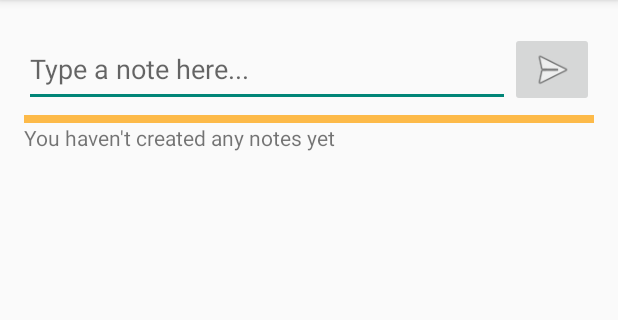
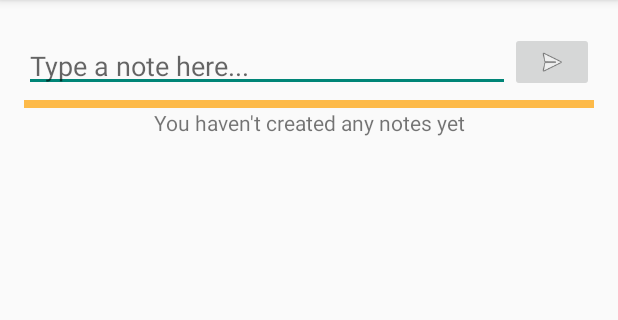
Before and after one commit to medakk/alternote, an Android app: the screen it shows after launch (MainActivity), on a phone screen of 412 x 824 dp, the part 84-404 px from its top. Run offline under Robolectric (Android 15) with nearby library versions, the phone set to English and light mode, and no system bars.

Commit message:
Added classes Note, NoteManager, and a Helper class with static functions. Linked the button to add a new note with the adapter. Created a view for the list view item

```diff
--- a/app/src/main/java/com/medakk/alternote/MainActivityFragment.java
+++ b/app/src/main/java/com/medakk/alternote/MainActivityFragment.java
@@ -2,6 +2,7 @@ package com.medakk.alternote;
 
 import android.support.v4.app.Fragment;
 import android.os.Bundle;
+import android.view.Gravity;
 import android.view.LayoutInflater;
 import android.view.View;
 import android.view.ViewGroup;
@@ -10,7 +11,11 @@ import android.widget.ImageButton;
 import android.widget.ListView;
 import android.widget.TextView;
 
+import com.medakk.alternote.note.Note;
 import com.medakk.alternote.uihelper.NotesAdapter;
+import com.medakk.alternote.util.Helper;
+
+import java.util.Scanner;
 
 
 /*
@@ -23,6 +28,7 @@ public class MainActivityFragment extends Fragment {
     private EditText etQuickNote;
     private ImageButton ibtnAddQuickNote;
     private ListView lvNotes;
+    private NotesAdapter notesAdapter;
 
     public MainActivityFragment() {
     }
@@ -38,13 +44,26 @@ public class MainActivityFragment extends Fragment {
 
         // Create a TextView to display when there are no notes to display
         final TextView tvEmptyListMsg = new TextView(getActivity());
+        tvEmptyListMsg.setGravity(Gravity.CENTER);
         tvEmptyListMsg.setText(R.string.empty_list);
         ((ViewGroup) lvNotes.getParent()).addView(tvEmptyListMsg);
         lvNotes.setEmptyView(tvEmptyListMsg);
 
         // set the adapter for lvNotes
-        final NotesAdapter notesAdapter = new NotesAdapter(getActivity());
+        notesAdapter = new NotesAdapter(getActivity());
         lvNotes.setAdapter(notesAdapter);
+
+        // create a new note when ibtnAddQuickNote is pressed
+        ibtnAddQuickNote.setOnClickListener(new View.OnClickListener() {
+            @Override
+            public void onClick(View v) {
+                String noteText = etQuickNote.getText().toString();
+                String[] splitText = Helper.splitTitleAndContent(noteText);
+
+                Note n = new Note(splitText[0], splitText[1]);
+                notesAdapter.addNote(n);
+            }
+        });
 
         return v;
     }
--- /dev/null
+++ b/app/src/main/java/com/medakk/alternote/note/NoteManager.java
@@ -0,0 +1,44 @@
+package com.medakk.alternote.note;
+
+import android.util.Log;
+
+import java.util.ArrayList;
+
+/**
+ * Maintains list of Notes
+ * Singleton class
+ */
+public class NoteManager {
+    private ArrayList<Note> alNotes;
+
+    // Singleton methods
+    private static NoteManager me;
+    public static NoteManager getNoteManager() {
+        if(me == null) {
+            me = new NoteManager();
+        }
+
+        return me;
+    }
+
+    private NoteManager() {
+        alNotes = new ArrayList<>();
+    }
+
+    public int getSize() {
+        return alNotes.size();
+    }
+
+    public void addNote(Note n) {
+        if(n == null) {
+            Log.d("NoteManager", "Attempting to add null note");
+            return;
+        }
+
+        alNotes.add(n);
+    }
+
+    public Note getNote(int n) {
+        return alNotes.get(n);
+    }
+}
--- a/app/src/main/res/layout/fragment_main.xml
+++ b/app/src/main/res/layout/fragment_main.xml
@@ -21,7 +21,8 @@
             android:hint="@string/quick_note"
             android:layout_width="0dp"
             android:layout_weight="1"
-            android:layout_height="50dp"/>
+            android:layout_height="wrap_content"
+            android:paddingBottom="5dp"/>
 
         <ImageButton
             android:id="@+id/main_ibtn_addquicknote"
@@ -43,8 +44,9 @@
 
     <ListView
         android:id="@+id/main_lv_notes"
+        android:padding="6dp"
         android:layout_weight="1"
         android:layout_width="fill_parent"
-        android:layout_height="wrap_content"/>
+        android:layout_height="0dp"/>
 
 </LinearLayout>
```
Also changed, not shown: app/src/main/java/com/medakk/alternote/note/Note.java (added, +23 -0 lines), app/src/main/java/com/medakk/alternote/uihelper/NotesAdapter.java (+22 -4 lines), app/src/main/java/com/medakk/alternote/util/Helper.java (added, +45 -0 lines), app/src/main/res/layout/lvitem_note.xml (added, +23 -0 lines).
